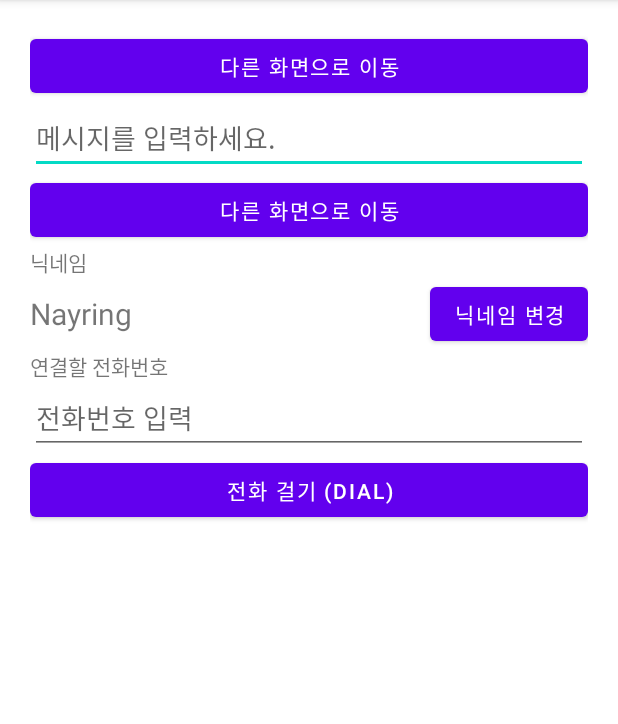
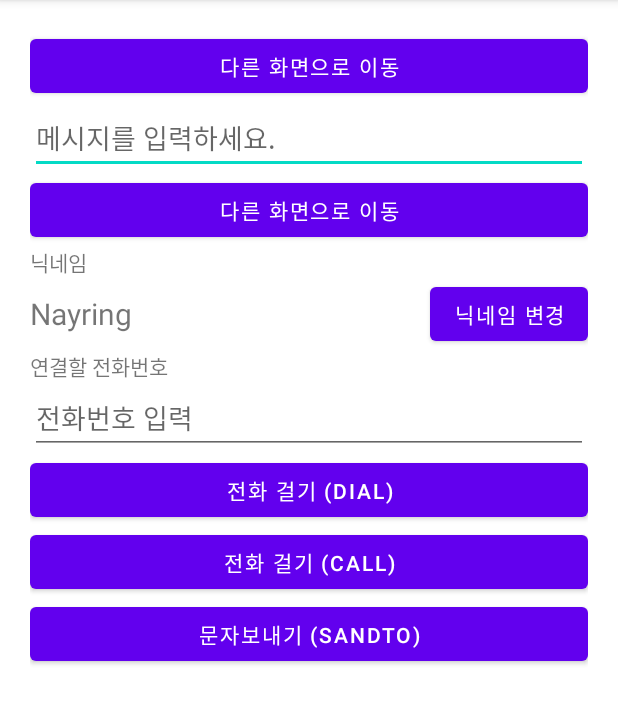
Before and after one commit to clearsky77/intent_20211102, an Android app: the screen it shows after launch (MainActivity), on a phone screen of 412 x 824 dp, the part 84-808 px from its top. Run offline under Robolectric (Android 15) with nearby library versions, the phone set to English and light mode, and no system bars.

Commit message:
SENDTO 액션 - 문자보내기 화면 이동

```diff
--- a/app/src/main/res/layout/activity_main.xml
+++ b/app/src/main/res/layout/activity_main.xml
@@ -70,4 +70,14 @@
         android:layout_width="match_parent"
         android:layout_height="wrap_content"
         android:text="전화 걸기 (DIAL)"/>
+    <Button
+        android:id="@+id/btnCall"
+        android:layout_width="match_parent"
+        android:layout_height="wrap_content"
+        android:text="전화 걸기 (CALL)"/>
+    <Button
+        android:id="@+id/btnSms"
+        android:layout_width="match_parent"
+        android:layout_height="wrap_content"
+        android:text="문자보내기 (SANDTO)"/>
 </LinearLayout>
```
Also changed, not shown: app/src/main/java/com/clearsky77/intent_20211102/MainActivity.kt (+16 -1 lines).
